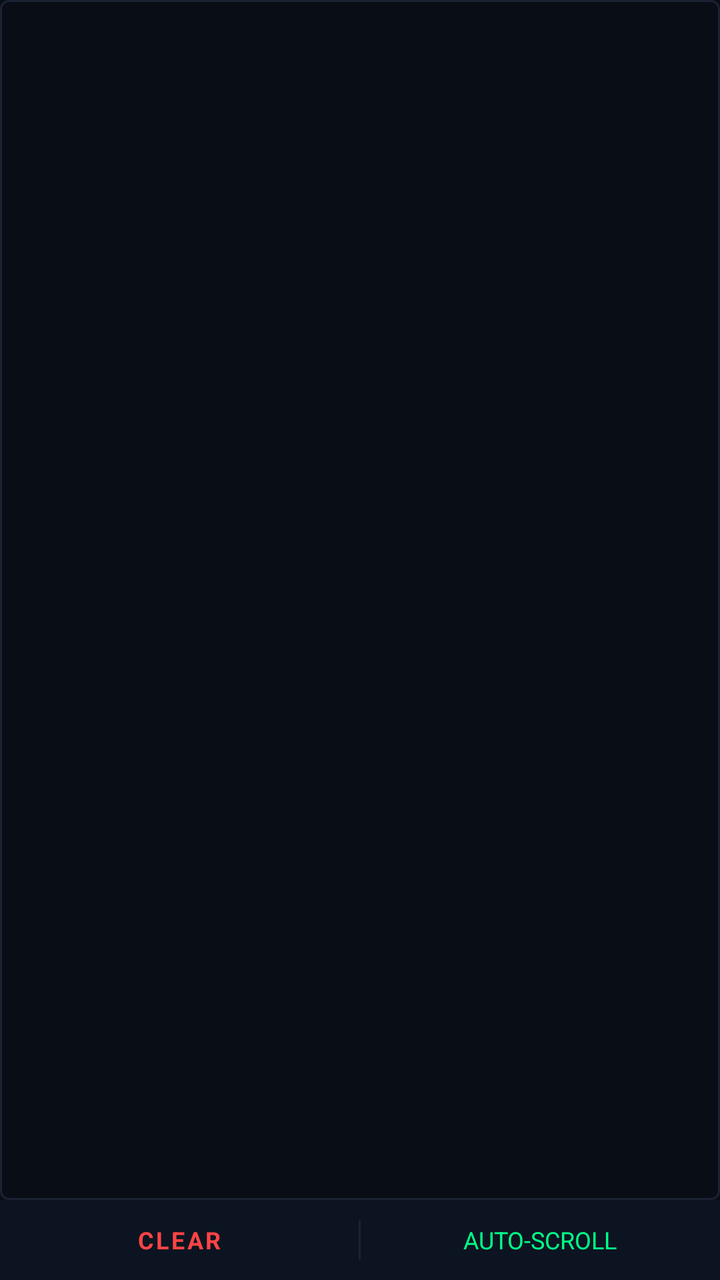
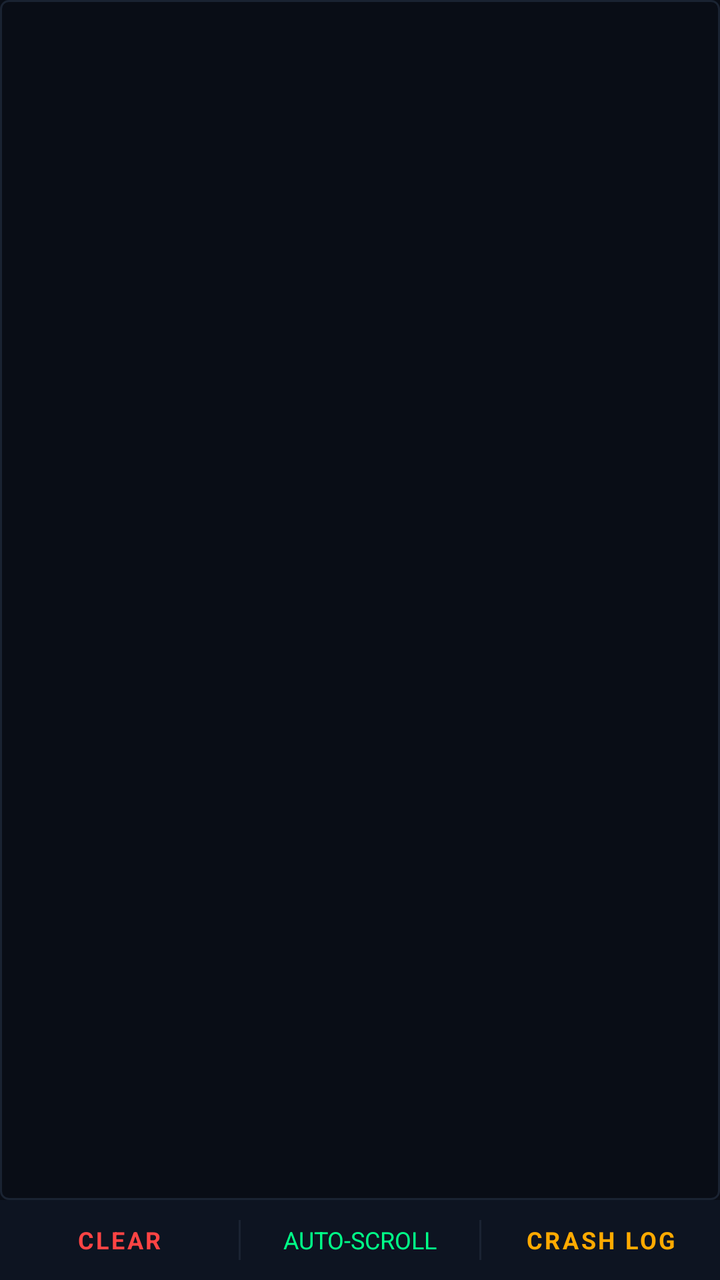

Compare the two renders of this Android layout. The source of the first and the diff that turns it into the second are given below.
<!-- AndroidManifest.xml: application theme Theme.SoxMax -->
<!-- res/layout/fragment_logs.xml -->
<androidx.constraintlayout.widget.ConstraintLayout xmlns:android="http://schemas.android.com/apk/res/android"
    xmlns:app="http://schemas.android.com/apk/res-auto"
    android:layout_width="match_parent"
    android:layout_height="match_parent"
    android:background="#090d16">

    <FrameLayout
        android:id="@+id/h"
        android:layout_width="match_parent"
        android:layout_height="0dp"
        android:background="@drawable/log_container_border"
        app:layout_constraintBottom_toTopOf="@id/log_actions"
        app:layout_constraintTop_toTopOf="parent">

        <ScrollView
            android:id="@+id/log_scroll"
            android:layout_width="match_parent"
            android:layout_height="match_parent"
            android:fillViewport="true">

            <TextView
                android:id="@+id/logs"
                android:layout_width="match_parent"
                android:layout_height="wrap_content"
                android:fontFamily="monospace"
                android:lineSpacingExtra="1.5dp"
                android:padding="12dp"
                android:textColor="#b0b0b0"
                android:textSize="11sp" />
        </ScrollView>
    </FrameLayout>

    
    <LinearLayout
        android:id="@+id/log_actions"
        android:layout_width="match_parent"
        android:layout_height="40dp"
        android:background="#0d1421"
        android:gravity="center"
        android:orientation="horizontal"
        app:layout_constraintBottom_toBottomOf="parent"
        >

        <TextView
            android:id="@+id/btn_clear"
            android:layout_width="0dp"
            android:layout_height="match_parent"
            android:layout_weight="1"
            android:gravity="center"
            android:letterSpacing="0.1"
            android:text="CLEAR"
            android:textColor="#ff4444"
            android:textSize="12sp"
            android:textStyle="bold" />

        <View
            android:layout_width="1dp"
            android:layout_height="20dp"
            android:background="#1a2332" />

        <TextView
            android:id="@+id/btn_autoscroll"
            android:layout_width="0dp"
            android:layout_height="match_parent"
            android:layout_weight="1"
            android:gravity="center"
            android:text="AUTO-SCROLL"
            android:textColor="#00ff88"
            android:textSize="12sp" />
    </LinearLayout>

</androidx.constraintlayout.widget.ConstraintLayout>
<!-- resources referenced by this layout -->
<resources>
  <!-- drawable log_container_border (drawable) -->
  <shape xmlns:android="http://schemas.android.com/apk/res/android">
      <stroke
          android:width="1dp"
          android:color="#1a2332" />
      <corners android:radius="4dp" />
  </shape>
  <style name="Theme.SoxMax" parent="Theme.Material3.DayNight.NoActionBar">
          <item name="colorPrimary">@color/accent_blue</item>
          <item name="colorOnPrimary">@color/text_primary</item>
          <item name="android:windowBackground">@color/bg_deep</item>
          <item name="android:statusBarColor" tools:targetApi="l">@android:color/transparent</item>
          <item name="android:navigationBarColor" tools:targetApi="l">@android:color/transparent</item>
          <item name="android:windowLightStatusBar" tools:targetApi="m">false</item>
          <item name="android:windowLightNavigationBar" tools:targetApi="o_mr1">false</item>
      </style>
  <color name="accent_blue">#4F7CFF</color>
  <color name="text_primary">#FFFFFF</color>
  <color name="bg_deep">#080B12</color>
</resources>

<!-- the commit's change to res/layout/fragment_logs.xml (unified diff, before → after) -->
@@ -67,6 +67,23 @@
             android:text="AUTO-SCROLL"
             android:textColor="#00ff88"
             android:textSize="12sp" />
+
+        <View
+            android:layout_width="1dp"
+            android:layout_height="20dp"
+            android:background="#1a2332" />
+
+        <TextView
+            android:id="@+id/btn_crashlog"
+            android:layout_width="0dp"
+            android:layout_height="match_parent"
+            android:layout_weight="1"
+            android:gravity="center"
+            android:letterSpacing="0.1"
+            android:text="CRASH LOG"
+            android:textColor="#ffaa00"
+            android:textSize="12sp"
+            android:textStyle="bold" />
     </LinearLayout>
 
 </androidx.constraintlayout.widget.ConstraintLayout>
